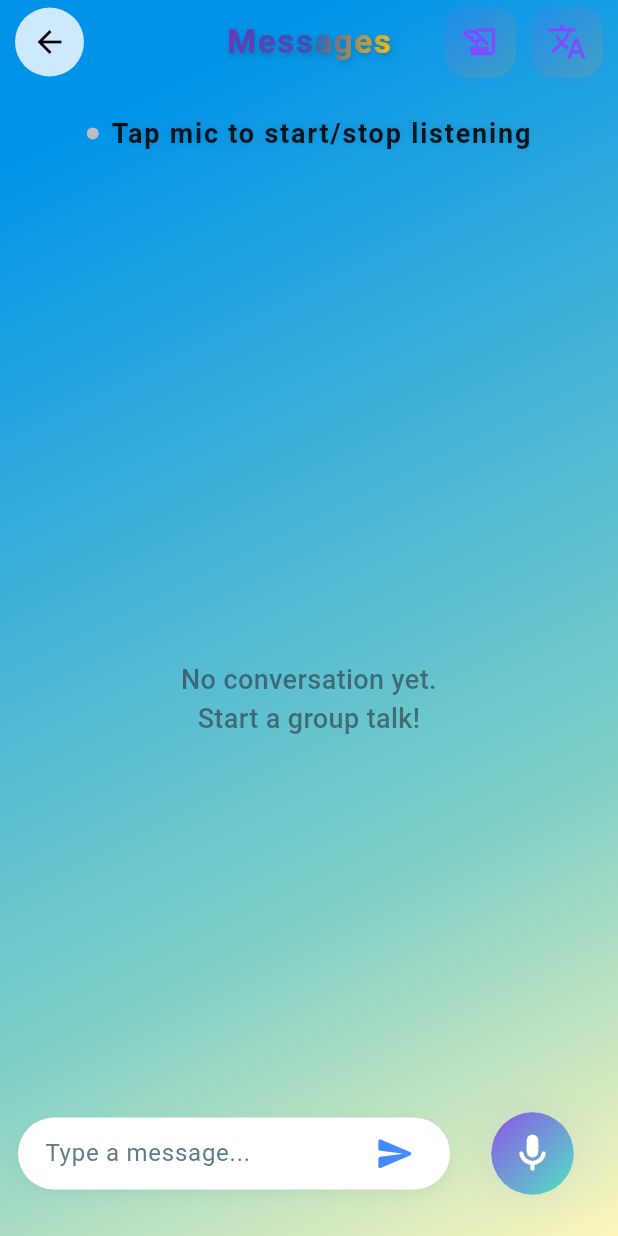
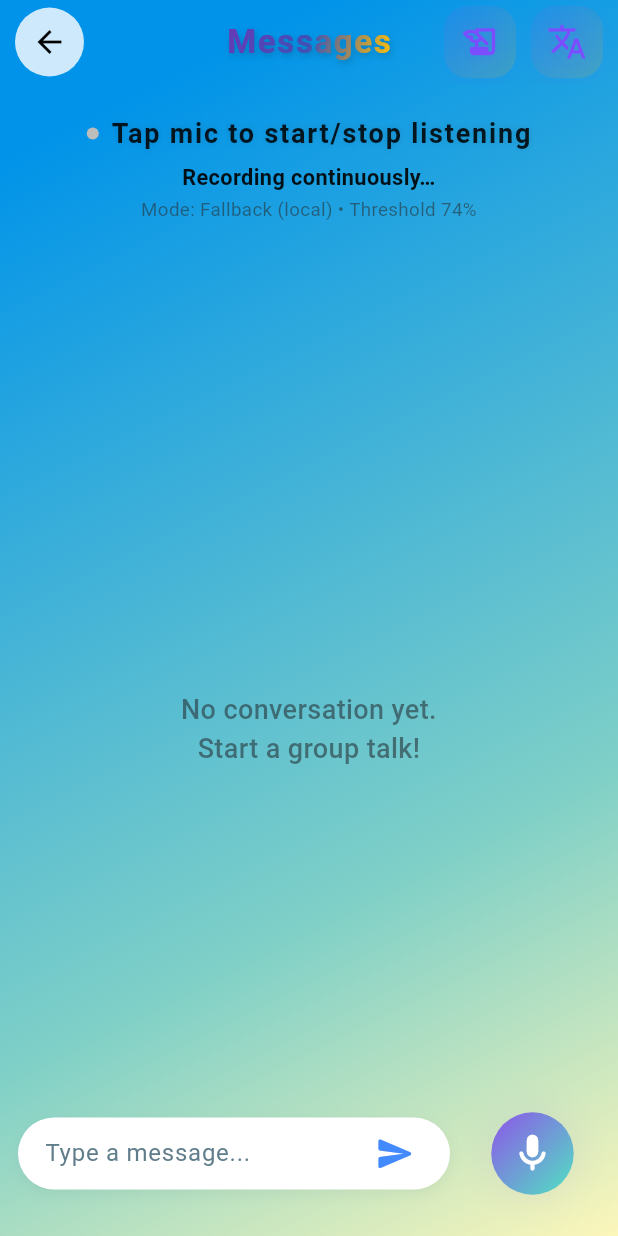
Before and after one commit to Vivek5kwt/AWA, a Flutter app: the GroupSpeechToTextScreen screen opened by its route, on a phone screen of 412 x 824 dp. Run offline on Flutter 3.47's test engine with Material 3 defaults, Android fonts, the phone set to English and light mode, and no system bars; drawn by our look-alikes of showcaseview; our stand-ins replace bot_toast, cloud_firestore, connectivity_plus, dio, equatable, firebase_core and 19 more; missing offline and left inert: audio_session, flutter_facebook_auth, flutter_inappwebview, google_speech, razorpay_flutter, record and 2 more; accounts and stored records are empty; generated files the repository leaves out were written again; network calls fail.

Commit message:
fixed changes

```diff
--- a/lib/feature/auth/presentation/views/add_contact_screen.dart
+++ b/lib/feature/auth/presentation/views/add_contact_screen.dart
@@ -1024,8 +1024,7 @@ class _AddContactScreenState extends State<AddContactScreen>
             Colors.blueGrey);
       }
     } else {
-      _showSnackbar(
-          "ASR not bundled. Verified loud/clear only.", Colors.blueGrey);
+
     }
 
     return true;
--- a/lib/feature/auth/presentation/views/group_speach_text.dart
+++ b/lib/feature/auth/presentation/views/group_speach_text.dart
@@ -638,6 +638,7 @@ class _GroupSpeechToTextScreenState extends State<GroupSpeechToTextScreen>
 
     if (text == null && !_missingTranscriberToastShown && mounted) {
       _missingTranscriberToastShown = true;
+      _toast('No file-based transcription available. Falling back to live STT.');
     }
     text = await _transcribeWithGoogleSpeech(path);
     return text;
@@ -1212,6 +1213,33 @@ class _GroupSpeechToTextScreenState extends State<GroupSpeechToTextScreen>
                     ],
                   ),
                   const SizedBox(height: 6),
+
+                  // ID headline + mode
+                  Padding(
+                    padding: const EdgeInsets.symmetric(horizontal: 12.0),
+                    child: Column(
+                      children: [
+                        Text(
+                          idHeadline,
+                          textAlign: TextAlign.center,
+                          style: TextStyle(
+                            color: textPrimary.withOpacity(0.90),
+                            fontSize: 14.5,
+                            fontWeight: FontWeight.w600,
+                          ),
+                        ),
+                        const SizedBox(height: 2),
+                        Text(
+                          '${_speakerService.isFallback ? 'Mode: Fallback (local)' : 'Mode: ONNX model'} • Threshold 74%',
+                          textAlign: TextAlign.center,
+                          style: TextStyle(
+                            color: textSecondary,
+                            fontSize: 12.5,
+                          ),
+                        ),
+                      ],
+                    ),
+                  ),
 
                   Expanded(
                     child: NotificationListener<ScrollNotification>(
```
